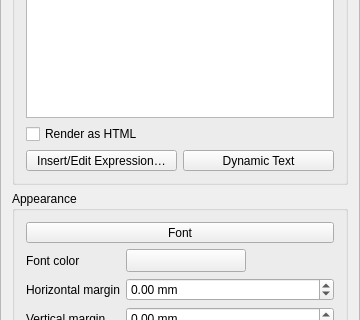
Qt form src/ui/layout/qgslayoutlabelwidgetbase.ui (carsmie/QGIS) before a commit; both pictures show x 0 to 360 and y 257 to 577 of the 360 by 705 pixel window.
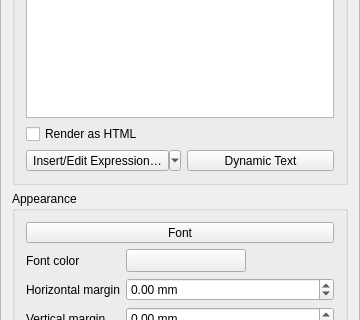
The same form after that commit. Custom widgets are drawn as their Qt base class.

Commit message:
[feature][layout] Add ""Convert to Static Text" option to dropdown menu next to "Insert/Edit Expression…" in layout label properties widget
When selected any dynamic parts of the label's contents will be
evaluated and replaced with their current values.

Provides an easy way to convert a dynamic label to a static one,
so that the user can then manually tweak the resulting tweak
when needed.

```diff
--- a/src/ui/layout/qgslayoutlabelwidgetbase.ui
+++ b/src/ui/layout/qgslayoutlabelwidgetbase.ui
@@ -62,7 +62,7 @@
         <x>0</x>
         <y>0</y>
         <width>358</width>
-        <height>682</height>
+        <height>680</height>
        </rect>
       </property>
       <layout class="QVBoxLayout" name="mainLayout">
@@ -111,6 +111,15 @@
             <property name="text">
              <string>Insert/Edit Expression…</string>
             </property>
+            <property name="popupMode">
+             <enum>QToolButton::MenuButtonPopup</enum>
+            </property>
+            <property name="toolButtonStyle">
+             <enum>Qt::ToolButtonTextOnly</enum>
+            </property>
+            <property name="arrowType">
+             <enum>Qt::DownArrow</enum>
+            </property>
            </widget>
           </item>
           <item row="1" column="0" colspan="2">
```
The commit also changes 5 other files.
